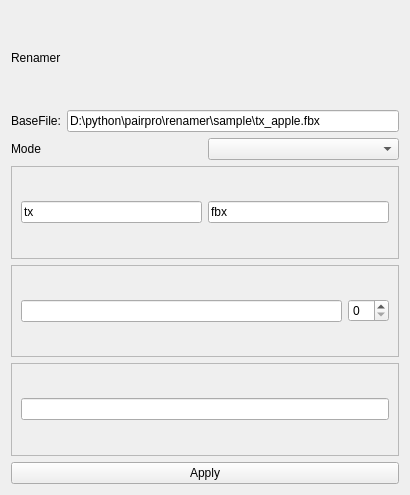
Before: the Qt Designer form renamer/view.ui in RyotaUnzai/pairpro, drawn with Qt 5.
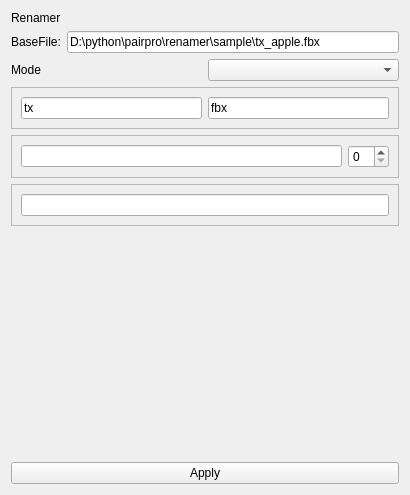
After: the same form once the commit is applied.

Commit message: デリゲートとモデルのリネーム機能をリファクタリング

What changed in the file:
```diff
--- a/renamer/view.ui
+++ b/renamer/view.ui
@@ -112,6 +112,19 @@
      </layout>
     </widget>
    </item>
+   <item>
+    <spacer name="verticalSpacer">
+     <property name="orientation">
+      <enum>Qt::Vertical</enum>
+     </property>
+     <property name="sizeHint" stdset="0">
+      <size>
+       <width>20</width>
+       <height>40</height>
+      </size>
+     </property>
+    </spacer>
+   </item>
    <item>
     <widget class="QPushButton" name="button_apply">
      <property name="text">
```
The commit also changes 2 other files.
